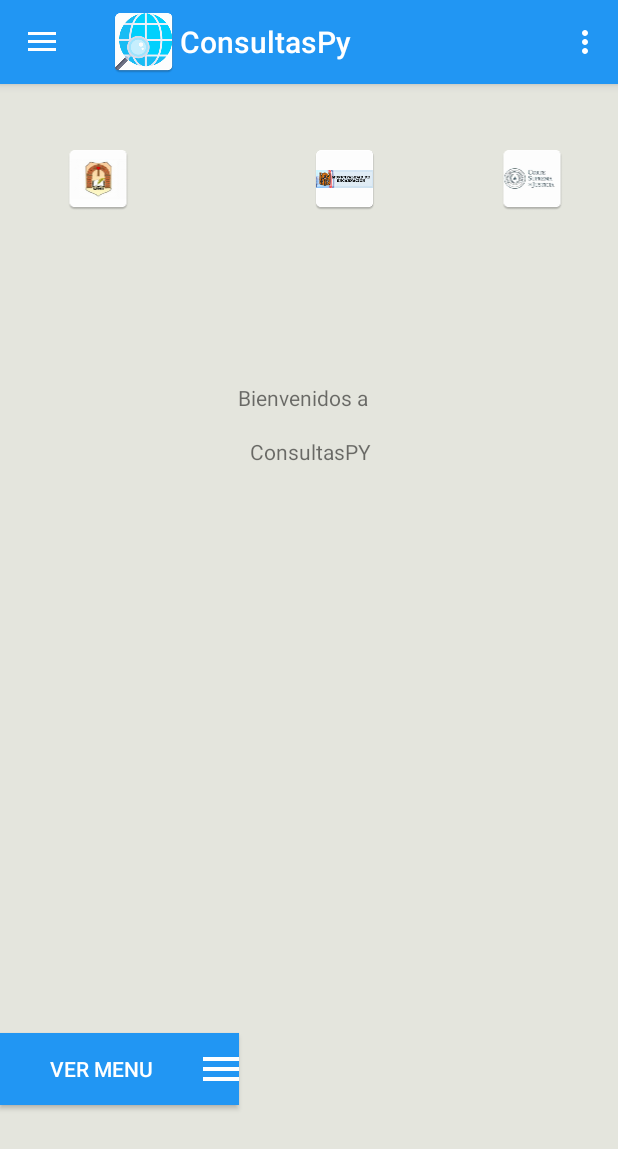
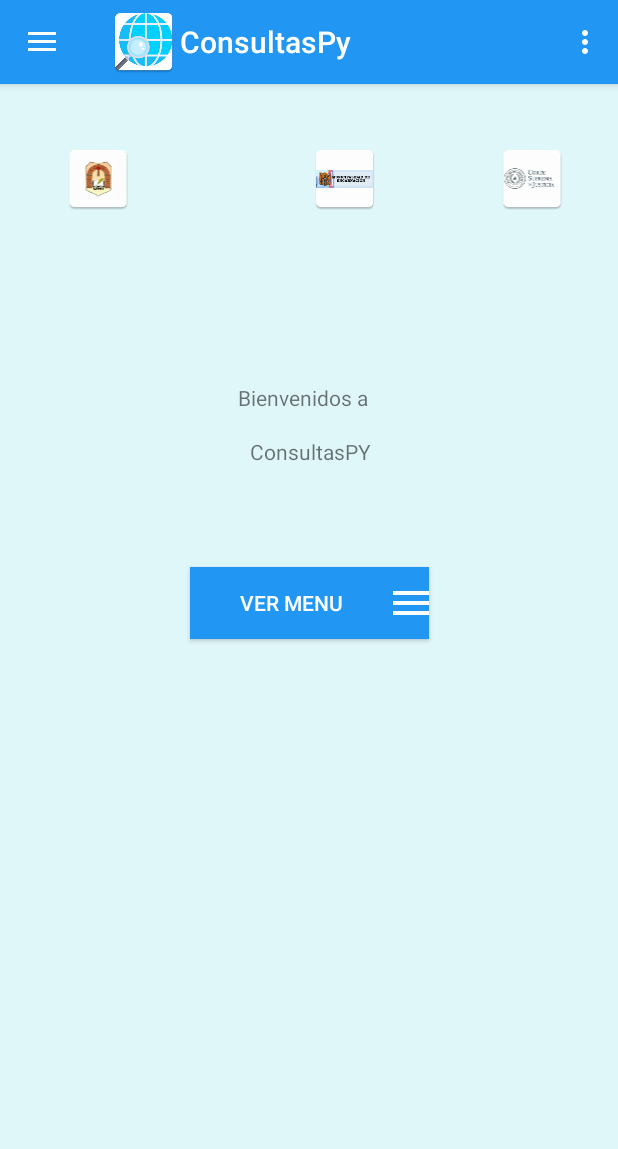
Before and after one commit to cmaciel08/Tesis2, an Android app: the screen it shows after launch (MainActivity), on a phone screen of 412 x 824 dp. Shown: the top 1149 px of the screen. Run offline under Robolectric (Android 15) with nearby library versions, the phone set to English and light mode, and no system bars.

Commit message:
cambio de color de la interfaz de uni

```diff
--- a/app/src/main/java/android/prueba/david/tesis/MainActivity.java
+++ b/app/src/main/java/android/prueba/david/tesis/MainActivity.java
@@ -13,9 +13,13 @@
 import android.support.v7.widget.Toolbar;
 import android.view.Menu;
 import android.view.MenuItem;
+import android.widget.Button;
 
 public class MainActivity extends AppCompatActivity
         implements NavigationView.OnNavigationItemSelectedListener {
+
+
+
 
     @Override
     protected void onCreate(Bundle savedInstanceState) {
@@ -23,6 +27,8 @@
         setContentView(R.layout.activity_main);
         Toolbar toolbar = (Toolbar) findViewById(R.id.toolbar);
         setSupportActionBar(toolbar);
+
+
 
 
         getSupportActionBar().setDisplayShowHomeEnabled(true);
--- a/app/src/main/res/layout/content_main.xml
+++ b/app/src/main/res/layout/content_main.xml
@@ -4,7 +4,7 @@
     xmlns:tools="http://schemas.android.com/tools"
     android:layout_width="match_parent"
     android:layout_height="match_parent"
-    android:background="#E4E5DD"
+    android:background="#e0f7fa"
     app:layout_behavior="@string/appbar_scrolling_view_behavior"
     tools:context="android.prueba.david.tesis.MainActivity"
     tools:showIn="@layout/app_bar_main"
@@ -86,22 +86,22 @@
         android:layout_marginLeft="8dp" />
 
     <Button
-        android:id="@+id/button2"
+        android:id="@+id/acceder"
         android:layout_width="159dp"
         android:layout_height="48dp"
+        android:layout_marginTop="67dp"
+        android:background="@color/colorPrimary"
+        android:drawableEnd="@drawable/ic_menu"
+        android:drawableRight="@drawable/ic_menu"
         android:text="@string/ver_menu"
-        android:drawableEnd="@drawable/ic_menu"
         android:textColor="@color/colorIcons"
-        android:background="@color/colorPrimary"
-        android:drawableRight="@drawable/ic_menu"
-        tools:layout_constraintTop_creator="1"
-        tools:layout_constraintRight_creator="1"
+        app:layout_constraintHorizontal_bias="0.502"
+        app:layout_constraintLeft_toLeftOf="parent"
         app:layout_constraintRight_toRightOf="parent"
-        android:layout_marginTop="378dp"
         app:layout_constraintTop_toBottomOf="@+id/textView5"
         tools:layout_constraintLeft_creator="1"
-        app:layout_constraintLeft_toLeftOf="parent"
-        app:layout_constraintHorizontal_bias="0.0" />
+        tools:layout_constraintRight_creator="1"
+        tools:layout_constraintTop_creator="1" />
 
 
 </android.support.constraint.ConstraintLayout>
```
Also changed, not shown: app/src/main/ic_buscar-web.png (added), app/src/main/res/mipmap-hdpi/ic_buscar.png (added), app/src/main/res/mipmap-mdpi/ic_buscar.png (added), app/src/main/res/mipmap-xhdpi/ic_buscar.png (added), app/src/main/res/mipmap-xxhdpi/ic_buscar.png (added), app/src/main/res/mipmap-xxxhdpi/ic_buscar.png (added).
